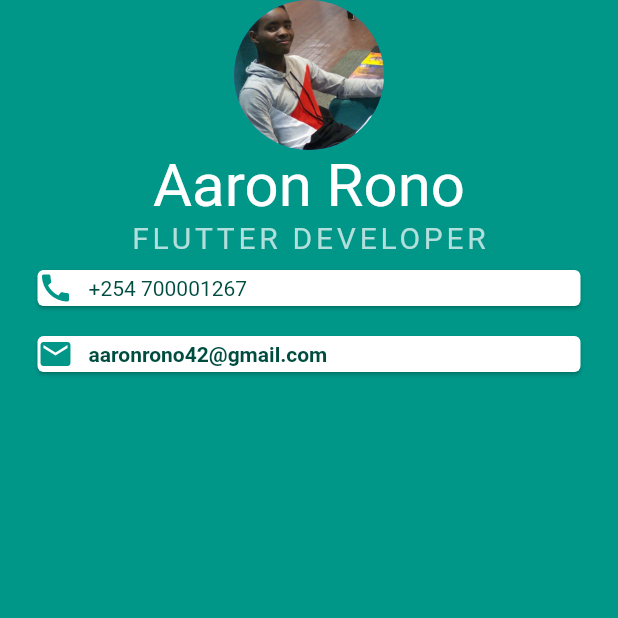
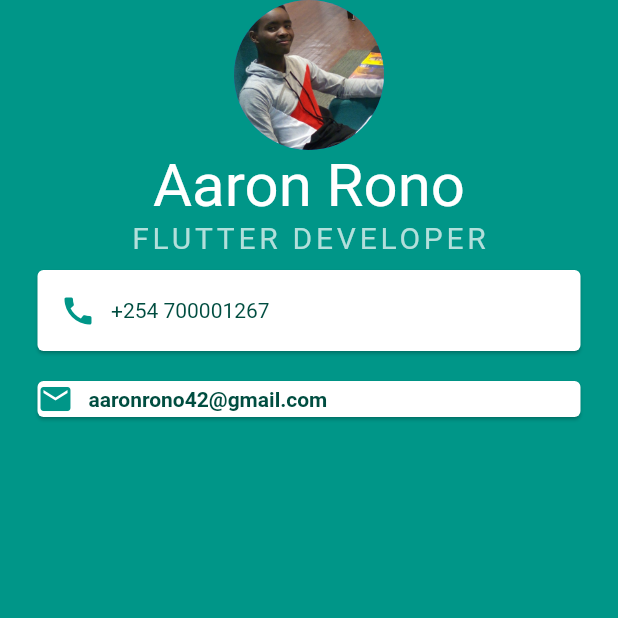
Before and after one commit to aaronkip/Flutter-FolioCard, a Flutter app: the screen it shows after launch, on a phone screen of 412 x 824 dp, the top half of it. Run offline on Flutter 3.47's test engine with Material 2 defaults, Android fonts, the phone set to English and light mode, and no system bars.

Commit message:
card1 padding

```diff
--- a/lib/main.dart
+++ b/lib/main.dart
@@ -33,7 +33,9 @@ class MyApp extends StatelessWidget {
               Card(
                 color: Colors.white,
                 margin: EdgeInsets.symmetric(vertical:10.0, horizontal:25),
-                child: Row(
+                child: Padding(
+                  padding: EdgeInsets.all(15),
+                  child: Row(
                   children: <Widget>[
                     Icon(
                       Icons.call,
@@ -49,6 +51,7 @@ class MyApp extends StatelessWidget {
                       ),
                     ),
                   ],
+                ),
                 ),
               ),
               Card(
```
